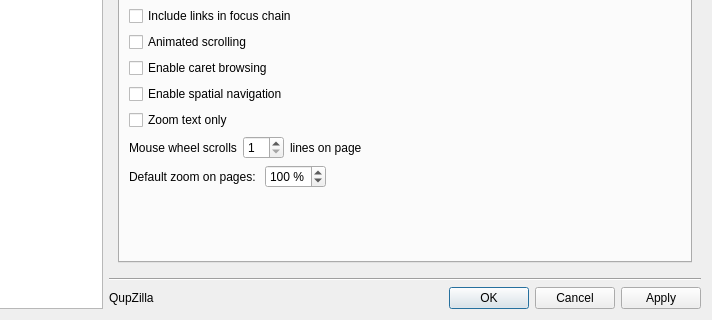
This is src/lib/preferences/preferences.ui in QupZilla/qupzilla as Qt 5 draws it before an edit; both pictures show x 128 to 840 and y 234 to 554 of the 840 by 554 pixel window. The edited form follows.
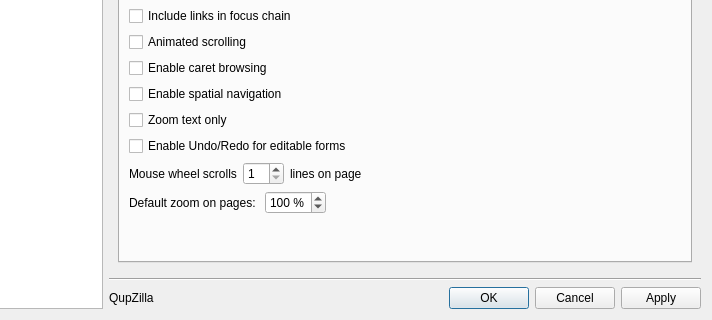
This is the edited form. The open tabs and pages were chosen to show the change. Custom widgets are drawn as their Qt base class.

Commit message: [WebView] Option to add Undo/Redo menu actions to forms

```diff
--- a/src/lib/preferences/preferences.ui
+++ b/src/lib/preferences/preferences.ui
@@ -1100,6 +1100,16 @@
                    </property>
                   </widget>
                  </item>
+                 <item>
+                  <widget class="QCheckBox" name="formsUndoRedo">
+                   <property name="toolTip">
+                    <string>If you disable this, it will still be accesible via standard Qt shortcuts</string>
+                   </property>
+                   <property name="text">
+                    <string>Enable Undo/Redo for editable forms</string>
+                   </property>
+                  </widget>
+                 </item>
                 </layout>
                </item>
                <item row="2" column="0">
```
The commit also changes 4 other files.
